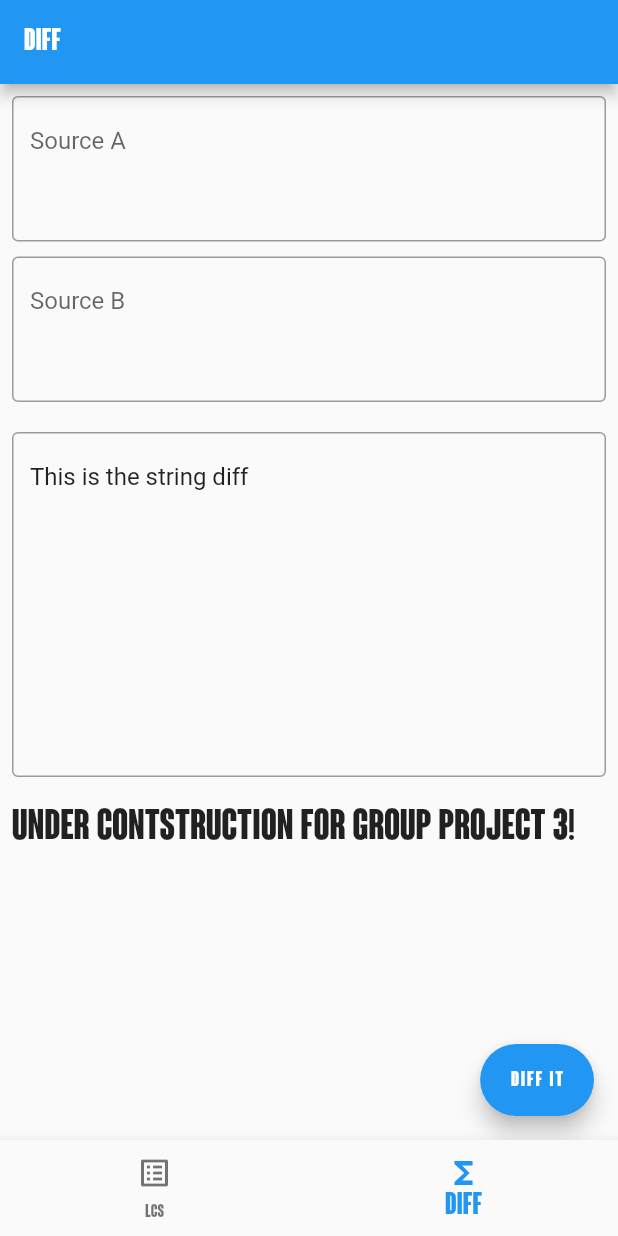
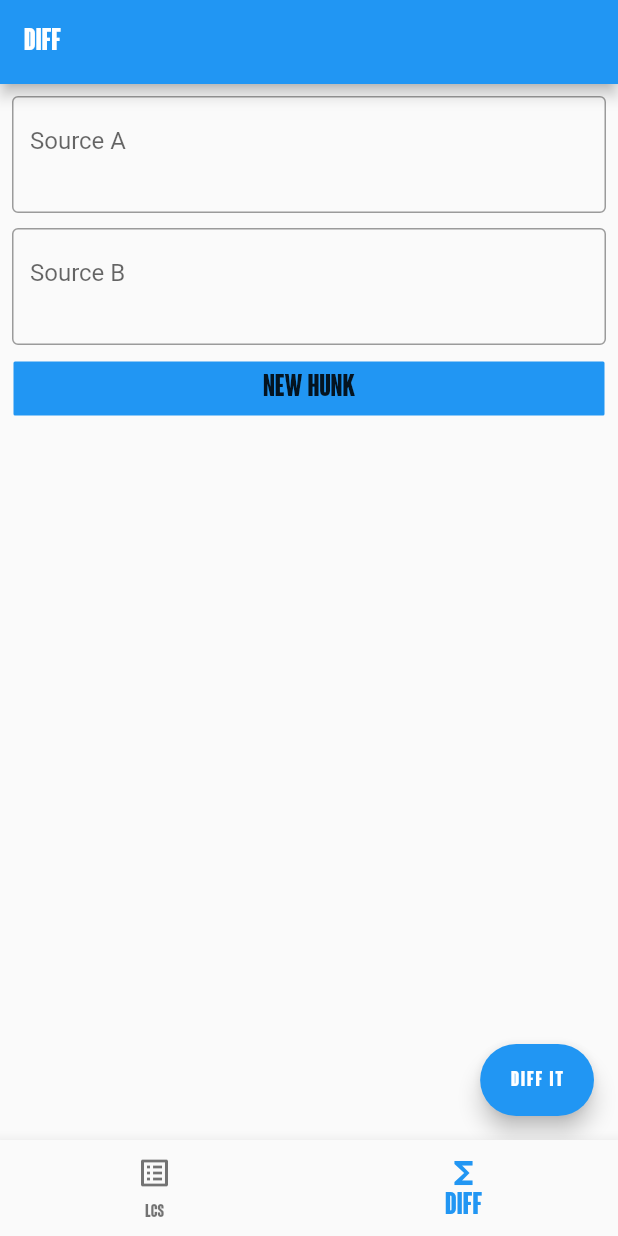
Before and after one commit to pspiagicw/Longy, a Flutter app: the screen it shows after launch, item 2 of the bottom bar chosen, after a tap on "DIFF IT", on a phone screen of 412 x 824 dp. Run offline on Flutter 3.47's test engine with Material 2 defaults, Android fonts, the phone set to English and light mode, and no system bars.

Commit message:
Everything done

```diff
--- a/lib/controller/diffcontroller.dart
+++ b/lib/controller/diffcontroller.dart
@@ -1,111 +1,79 @@
-String calculateDiff(String string1 , String string2) {
-  return '''This is the string diff
-  ''';
+import 'package:longy/controller/lcscontroller.dart';
+import 'package:flutter/material.dart';
+
+List<String> calculateDiff(String string1 , String string2) {
+  return diff(string1 , string2);
 }
 
-// List<List<int>> compute_lcs_len(text1, text2){
-//   // """Computes a table of f(i, j) results."""
-//   n = text1.length;
-//   m = text2.length;
+List<String> diff(text1, text2) {
+  // """Computes the optimal diff of the two given inputs.
 
-//   // We store the results in a (n + 1) x (m + 1) matrix. The +1s are to
-//   // allocate space for the empty strings. Cell [i][j] will cache the
-//   //result of f(i, j).
-//   // lcs = [[None for _ in range(m + 1)]
-//   //              for _ in range(n + 1)]
+  // The result is a list where all elements are Removals, Additions or
+  // Unchanged elements.
+  // """
+  var lcs = compute_lcs_len(text1, text2);
+  var results = <String>[];
 
+  var i = text1.length;
+  var j = text2.length;
 
-//   lcs = List.generate(m , (_) => List(n));
-//   // We then fill the matrix by going through all rows, using the fact
-//   // that each call only needs results from the previous (i - 1) or
-//   // same (i) row, and from the previous (j - 1) or same (j) column.
-//   for (int i=0 ; i< n+1 , i++) {
-//     for (int j =0 ; i< m+1 ; i++) {
-//       //  The remaining code is exactly the same recursion as before, but
-//       //  we do not make recursive calls and instead use the results cached
-//       //  in the matrix.
-//       if (i == 0 || j == 0) {
-//         lcs[i][j] = 0;
-//       } else if (text1[i - 1] == text2[j - 1]) {
-//         lcs[i][j] = 1 + lcs[i - 1][j - 1];
-//       } else {
-//         lcs[i][j] = max(lcs[i - 1][j], lcs[i][j - 1]);
-//       }
-//     }
-//   }
-//   return lcs;
-// }
-// String find_lcs_string(text1, text2) {
-//   // """Finds the longest common subsequence of the given texts."""
-//   result = "";
-//   lcs = compute_lcs_len(text1, text2);
+  // # We iterate until we reach the end of both texts.
+  while (i != 0 ||  j != 0) {
+    // # If we reached the end of one of text1 (i == 0) or text2 (j == 0),
+    // # then we just need to print the remaining additions and removals.
+    if (i == 0) {
+      results.add("+ ${text2[j - 1]}".replaceAll('\n' , '\\n'));
+      j -= 1;
+    } else if (j== 0) {
+      results.add("- ${text1[i - 1]}".replaceAll('\n' , '\\n'));
+      i -= 1;
+    }
+    // # Otherwise there's still parts of text1 and text2 left. If the
+    // # currently considered parts are equal, then we found an unchanged
+    // # part which belongs to the longest common subsequence.
+    else if (text1[i - 1] == text2[j - 1]) {
+      results.add("= ${text1[i - 1]}".replaceAll('\n','\\n'));
+      i -= 1;
+      j -= 1;
+    }
+    // # In any other case, we go in the direction of the longest common
+    // # subsequence.
+    else if (lcs[i - 1][j] <= lcs[i][j - 1] ) {
+      results.add("+ ${text2[j - 1]}".replaceAll('\n' , '\\n'));
+      j -= 1;
+    } else {
+      results.add("- ${text1[i - 1]}".replaceAll('\n' , '\\n'));
+      i -= 1;
+    }
 
-//   i = text1.length;
-//   j = text2.length;
+    // # Reverse results because we iterated over the texts from the end but
+    // # want the results to be in forward order.
+    // return results.split('').reversed;
+  }
 
-//   // # We iterate until we reach the end of text1 (i == 0) or text2 (j == 0)
-//   while (i != 0 && j != 0 ) {
-//     // # If the parts of text1 and text2 that we consider are equal, then we
-//     // # can record this as part of the LCS, and move to i-1, j-1 since this
-//     // # is also how compute_lcs_len traversed.
-//     // # Otherwise, compute_lcs_len went into the max direction, which is
-//     // # also what we do here.
-//     if text1[i - 1] == text2[j - 1] {
-//       result += text1[i - 1]);
-//       i -= 1;
-//       j -= 1;
-//     } else if (lcs[i - 1][j] <= lcs[i][j - 1]){
-//       j -= 1;
-//     } else {
-//       i -= 1;
-//     }
+  return combineLetters(results.reversed.toList());
+}
 
-//   // # Reverse results because we iterated over the texts from the end but
-//   // # want the results to be in forward order.
-//   return result.split('').reversed.join('');
-// }
-
-// List<String> diff(text1, text2) {
-//   // """Computes the optimal diff of the two given inputs.
-
-//   // The result is a list where all elements are Removals, Additions or
-//   // Unchanged elements.
-//   // """
-//   lcs = compute_lcs_len(text1, text2);
-//   results = <String>[];
-
-//   i = text1.length;
-//   j = text2.length;
-
-//   // # We iterate until we reach the end of both texts.
-//   while (i != 0 ||  j != 0) {
-//     // # If we reached the end of one of text1 (i == 0) or text2 (j == 0),
-//     // # then we just need to print the remaining additions and removals.
-//     if (i == 0) {
-//       results.add(Addition(text2[j - 1]));
-//       j -= 1;
-//     } else if (j== 0) {
-//       results.add(Removal(text1[i - 1]));
-//       i -= 1;
-//     }
-//     // # Otherwise there's still parts of text1 and text2 left. If the
-//     // # currently considered parts are equal, then we found an unchanged
-//     // # part which belongs to the longest common subsequence.
-//     else if (text1[i - 1] == text2[j - 1]) {
-//       results.add(Unchanged(text1[i - 1]));
-//       i -= 1;
-//       j -= 1;
-//     }
-//     // # In any other case, we go in the direction of the longest common
-//     // # subsequence.
-//     else if (lcs[i - 1][j] <= lcs[i][j - 1] ) {
-//       results.add(Addition(text2[j - 1]));
-//       j -= 1;
-//     } else {
-//       results.add(Removal(text1[i - 1]));
-//       i -= 1;
-//     }
-
-//   // # Reverse results because we iterated over the texts from the end but
-//   // # want the results to be in forward order.
-//   return results.split('').reversed;
+List<String> combineLetters(List<String> letterdiff) {
+  List<String> newDiff = [];
+  var previous = "=";
+  var element="";
+  for(int i=0; i< letterdiff.length ; i++) {
+    debugPrint(letterdiff[i]);
+    debugPrint(previous);
+    debugPrint(element);
+    if (letterdiff[i][0] == previous[0]) {
+      element = element + letterdiff[i].substring(2);
+    } else {
+      newDiff.add(element);
+      element = "";
+    }
+    previous = letterdiff[i];
+    if (element == "") {
+      element = previous;
+    }
+  }
+  newDiff.add(element);
+  debugPrint(newDiff.join(''));
+  return newDiff;
+}
--- a/lib/screens/diff_screen.dart
+++ b/lib/screens/diff_screen.dart
@@ -1,5 +1,6 @@
 import 'package:flutter/material.dart';
 import 'package:longy/controller/diffcontroller.dart';
+import 'package:longy/widgets/diff_widget.dart';
 
 class DiffScreen extends StatefulWidget {
   DiffScreen({Key? key}) : super(key: key);
@@ -12,6 +13,7 @@ class _DiffScreenState extends State<DiffScreen> {
   var firstStringController = TextEditingController();
   var secondStringController = TextEditingController();
   var diffStringController = TextEditingController();
+  List<String> diff = <String>[];
 
   @override
   void dispose() {
@@ -24,30 +26,26 @@ class _DiffScreenState extends State<DiffScreen> {
   Widget build(BuildContext context) {
     return Scaffold(
       appBar: AppBar(
-        title: Text(
-          'DIFF',
+        title: Text('DIFF',
             style: TextStyle(
-            fontFamily : 'Coluna',
-          )
-        ),
+              fontFamily: 'Coluna',
+            )),
       ),
       floatingActionButton: FloatingActionButton.extended(
         label: Text(
           'DIFF IT',
-          style: TextStyle(
-            fontFamily: 'Coluna'
-          ),
+          style: TextStyle(fontFamily: 'Coluna'),
         ),
         onPressed: () {
-          diffStringController.text = calculateDiff(
+          setState(() {
+            diff = calculateDiff(
                 firstStringController.text, secondStringController.text);
+          });
         },
       ),
-      body: Padding(
-        padding: const EdgeInsets.all(8.0),
-        child: Container(
-          child: ListView(
-            // crossAxisAlignment: CrossAxisAlignment.center,
+      body: Container(
+        padding: EdgeInsets.all(8.0),
+        child: Column(
           children: [
             TextField(
               decoration: InputDecoration(
@@ -55,7 +53,7 @@ class _DiffScreenState extends State<DiffScreen> {
                 border: OutlineInputBorder(),
               ),
               controller: firstStringController,
-                maxLines: 3,
+              maxLines: 2,
             ),
             SizedBox(height: 10),
             TextField(
@@ -64,30 +62,18 @@ class _DiffScreenState extends State<DiffScreen> {
                 border: OutlineInputBorder(),
               ),
               controller: secondStringController,
-                maxLines: 3,
+              maxLines: 2,
             ),
-              SizedBox(height: 20),
-              TextField(
-                controller: diffStringController,
-                maxLines: 10,
-                readOnly: true,
-                decoration: InputDecoration(
-                  hintText: 'Diff',
-                  border: OutlineInputBorder(),
-                ),
-              ),
-              SizedBox(height: 20),
-              Text(
-                'Under Contstruction for Group Project 3!',
-                style: TextStyle(
-                  fontFamily: 'Coluna',
-                  fontSize: 28,
-                  fontWeight: FontWeight.bold,
-
-                )
+            SizedBox(height: 10),
+            Expanded(
+              child: ListView.builder(
+                  shrinkWrap: true,
+                  itemCount: diff.length,
+                  itemBuilder: (BuildContext context, int index) {
+                    return DiffWidget(text: diff[index]);
+                  }),
             ),
           ],
-          ),
         ),
       ),
     );
--- /dev/null
+++ b/lib/widgets/diff_widget.dart
@@ -0,0 +1,90 @@
+import 'package:flutter/material.dart';
+
+class DiffWidget extends StatelessWidget {
+  final String text;
+
+  const DiffWidget({Key? key , required this.text}) : super(key: key);
+
+
+  @override
+  Widget build(BuildContext context) {
+    if (text.length == 0) {
+      return Container(
+        margin: EdgeInsets.all(1.0),
+        decoration: BoxDecoration(
+          color: Colors.blue,
+          borderRadius: BorderRadius.all(
+            Radius.circular(1.0),
+
+          ),
+        ),
+        padding: EdgeInsets.all(8.0),
+        child: Text(
+          'New Hunk',
+          textAlign: TextAlign.center,
+          style: TextStyle(
+            fontFamily: 'Coluna',
+            fontSize: 20.0,
+          ),
+        ),
+      );
+    }
+    if (text[0] == '+') {
+      return Container(
+        margin: EdgeInsets.all(1.0),
+        decoration: BoxDecoration(
+          color: Colors.green,
+          borderRadius: BorderRadius.all(
+            Radius.circular(1.0),
+
+          ),
+        ),
+        padding: EdgeInsets.all(8.0),
+        child: Text(
+          text,
+          // textAlign: TextAlign.end,
+          style: TextStyle(
+            fontSize: 20.0,
+          ),
+        ),
+      );
+    } else if (text[0] == '-') {
+      return Container(
+        margin: EdgeInsets.all(1.0),
+        decoration: BoxDecoration(
+          color: Colors.red,
+          borderRadius: BorderRadius.all(
+            Radius.circular(1.0),
+
+          ),
+        ),
+        padding: EdgeInsets.all(8.0),
+        child: Text(
+          text,
+          // textAlign: TextAlign.start,
+          style: TextStyle(
+            fontSize: 20.0,
+          ),
+        ),
+      );
+    } else {
+      return Container(
+        margin: EdgeInsets.all(1.0),
+        decoration: BoxDecoration(
+          // color: Colors.blue,
+          borderRadius: BorderRadius.all(
+            Radius.circular(1.0),
+          ),
+        ),
+        padding: EdgeInsets.all(8.0),
+        child: Text(
+          text,
+          // textAlign: TextAlign.start,
+          style: TextStyle(
+            fontSize: 20.0,
+          ),
+        ),
+      );
+    }
+  }
+}
```
Lines whose indentation alone changed are shown as unchanged.
